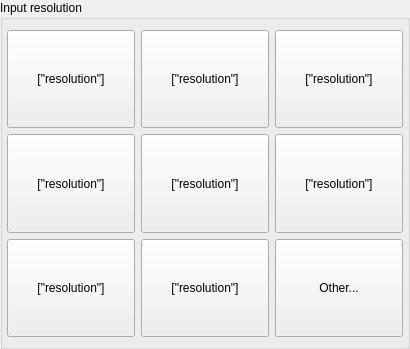
The window that src/display/qt/windows/ControlPanel/Capture/InputResolution.ui (mrehkopf/vcs) describes before a commit, drawn with Qt 5.
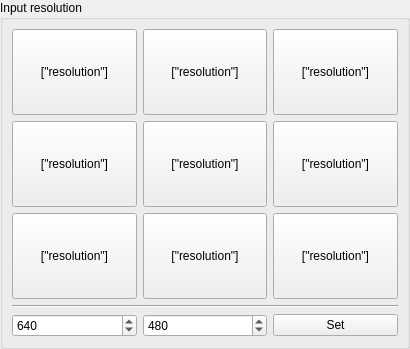
The same window after the commit.

Commit message: ui/capture: Don't use an extra dialog to query custom resolution

```diff
--- a/src/display/qt/windows/ControlPanel/Capture/InputResolution.ui
+++ b/src/display/qt/windows/ControlPanel/Capture/InputResolution.ui
@@ -38,21 +38,6 @@
       <string>Input resolution</string>
      </property>
      <layout class="QVBoxLayout" name="verticalLayout">
-      <property name="spacing">
-       <number>9</number>
-      </property>
-      <property name="leftMargin">
-       <number>4</number>
-      </property>
-      <property name="topMargin">
-       <number>10</number>
-      </property>
-      <property name="rightMargin">
-       <number>4</number>
-      </property>
-      <property name="bottomMargin">
-       <number>9</number>
-      </property>
       <item>
        <widget class="QFrame" name="frame_inputForceButtons">
         <property name="sizePolicy">
@@ -268,7 +253,13 @@
             </sizepolicy>
            </property>
            <property name="text">
-            <string>Other...</string>
+            <string>[&quot;resolution&quot;]</string>
+           </property>
+           <property name="resolution" stdset="0">
+            <size>
+             <width>1280</width>
+             <height>1024</height>
+            </size>
            </property>
            <property name="button_idx" stdset="0">
             <number>3</number>
@@ -278,6 +269,50 @@
         </layout>
        </widget>
       </item>
+      <item>
+       <widget class="Line" name="line">
+        <property name="orientation">
+         <enum>Qt::Horizontal</enum>
+        </property>
+       </widget>
+      </item>
+      <item>
+       <layout class="QHBoxLayout" name="horizontalLayout">
+        <item>
+         <widget class="QSpinBox" name="spinBox_customWidth">
+          <property name="minimum">
+           <number>1</number>
+          </property>
+          <property name="maximum">
+           <number>700</number>
+          </property>
+          <property name="value">
+           <number>640</number>
+          </property>
+         </widget>
+        </item>
+        <item>
+         <widget class="QSpinBox" name="spinBox_customHeight">
+          <property name="minimum">
+           <number>1</number>
+          </property>
+          <property name="maximum">
+           <number>700</number>
+          </property>
+          <property name="value">
+           <number>480</number>
+          </property>
+         </widget>
+        </item>
+        <item>
+         <widget class="QPushButton" name="pushButton_applyCustomResolution">
+          <property name="text">
+           <string>Set</string>
+          </property>
+         </widget>
+        </item>
+       </layout>
+      </item>
      </layout>
     </widget>
    </item>
```
Left out of the diff: 4 changed lines with no effect on the pictures. The commit also changes 5 other files.
